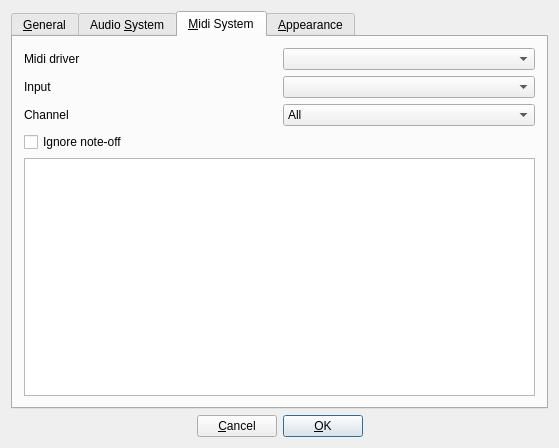
The window that src/gui/src/UI/PreferencesDialog_UI.ui (hydrogen-music/hydrogen) describes before a commit, drawn with Qt 5.
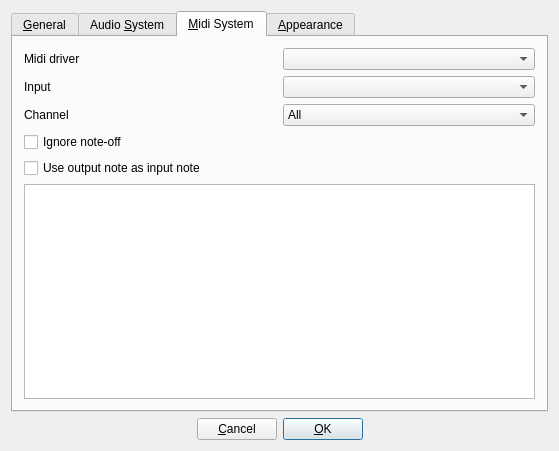
The same window after the commit. The open tabs and pages were chosen to show the change. Custom widgets are drawn as their Qt base class.

Commit message:
Add a checkbox for Fixed Midi Mapping
A checkbox is added in Preference Dialog
A new member of Preference class is added
A new entry for fixed midi mapping (bool) is added in Preference file.

```diff
--- a/src/gui/src/UI/PreferencesDialog_UI.ui
+++ b/src/gui/src/UI/PreferencesDialog_UI.ui
@@ -7,7 +7,7 @@
     <x>0</x>
     <y>0</y>
     <width>559</width>
-    <height>448</height>
+    <height>451</height>
    </rect>
   </property>
   <property name="windowTitle">
@@ -684,6 +684,17 @@
            </item>
           </layout>
          </item>
+         <item>
+          <layout class="QHBoxLayout" name="horizontalLayout_8">
+           <item>
+            <widget class="QCheckBox" name="m_pFixedMapping">
+             <property name="text">
+              <string>Use output note as input note</string>
+             </property>
+            </widget>
+           </item>
+          </layout>
+         </item>
         </layout>
        </item>
        <item>
```
Left out of the diff: 2 changed lines with no effect on the pictures. The commit also changes 3 other files.
